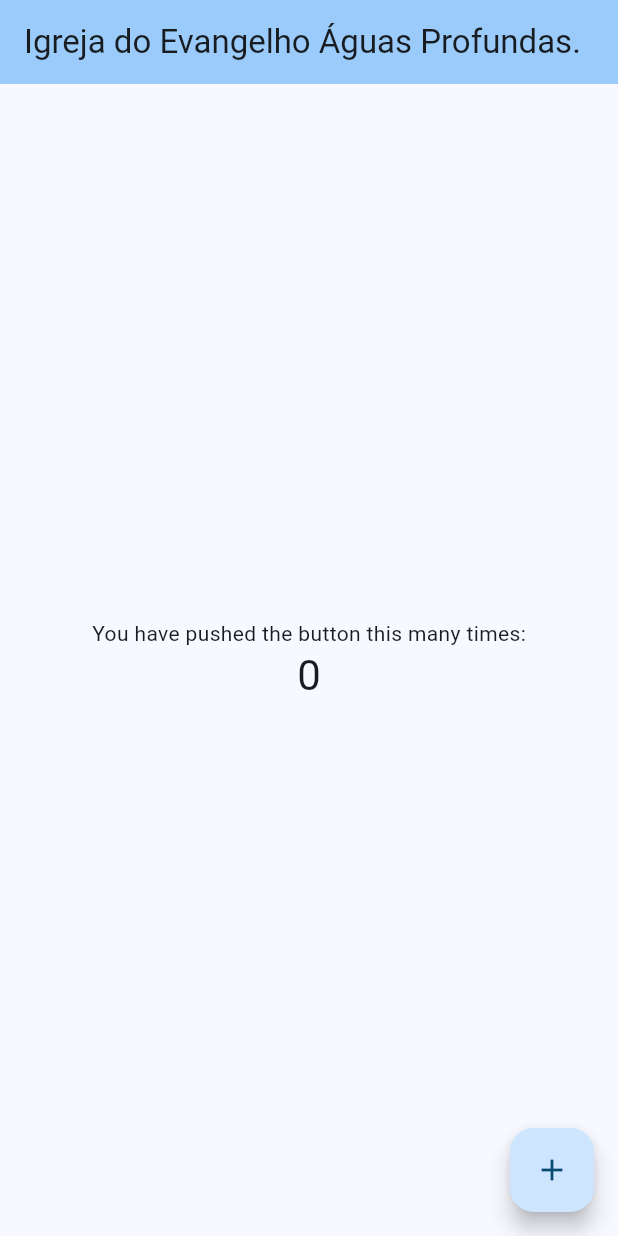
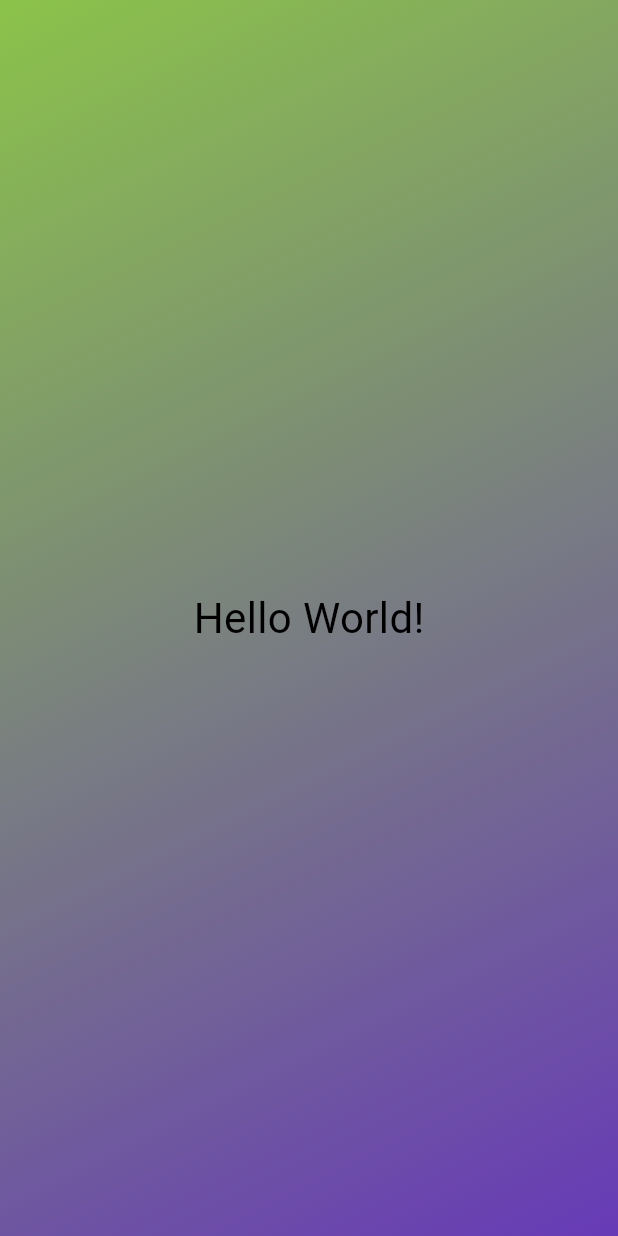
Before and after one commit to lucasbref82/dados, a Flutter app: the screen it shows after launch, on a phone screen of 412 x 824 dp. Run offline on Flutter 3.47's test engine with Material 3 defaults, Android fonts, the phone set to English and light mode, and no system bars.

Commit message:
Começando a construir um app do zero

```diff
--- /dev/null
+++ b/lib/gradient_container.dart
@@ -0,0 +1,19 @@
+import 'package:flutter/material.dart';
+import 'package:ieap_front/text_style_widget.dart';
+class GradientContainer extends StatelessWidget {
+  const GradientContainer({super.key});
+
+  @override
+  Widget build(context) {
+    return Container(
+      decoration: const BoxDecoration(
+        gradient: LinearGradient(
+          colors: [Colors.lightGreen, Colors.deepPurple],
+          begin: Alignment.topLeft,
+          end: Alignment.bottomRight,
+        ),
+      ),
+      child: Center(child: TextStyleWidget()),
+    );
+  }
+}
--- a/lib/main.dart
+++ b/lib/main.dart
@@ -1,81 +1,12 @@
 import 'package:flutter/material.dart';
+import 'package:ieap_front/gradient_container.dart';
 
 void main() {
-  runApp(const MyApp());
+  runApp(
+    const MaterialApp(
+      home: Scaffold(
+        body: GradientContainer(),
+      ),
+    ),
+  );
 }
-
-class MyApp extends StatelessWidget {
-  const MyApp({super.key});
-
-  // This widget is the root of your application.
-  @override
-  Widget build(BuildContext context) {
-    return MaterialApp(
-      title: 'Flutter Demo',
-      theme: ThemeData(
-        colorScheme: ColorScheme.fromSeed(seedColor: const Color.fromARGB(255, 16, 145, 219)),
-      ),
-      home: const MyHomePage(title: 'Igreja do Evangelho Águas Profundas.'),
-    );
-  }
-}
-
-class MyHomePage extends StatefulWidget {
-  const MyHomePage({super.key, required this.title});
-
-  // This widget is the home page of your application. It is stateful, meaning
-  // that it has a State object (defined below) that contains fields that affect
-  // how it looks.
-
-  // This class is the configuration for the state. It holds the values (in this
-  // case the title) provided by the parent (in this case the App widget) and
-  // used by the build method of the State. Fields in a Widget subclass are
-  // always marked "final".
-
-  final String title;
-
-  @override
-  State<MyHomePage> createState() => _MyHomePageState();
-}
-
-class _MyHomePageState extends State<MyHomePage> {
-  int _counter = 0;
-
-  void _incrementCounter() {
-    setState(() {
-      // This call to setState tells the Flutter framework that something has
-      // changed in this State, which causes it to rerun the build method below
-      // so that the display can reflect the updated values. If we changed
-      // _counter without calling setState(), then the build method would not be
-      // called again, and so nothing would appear to happen.
-      _counter++;
-    });
-  }
-
-  @override
-  Widget build(BuildContext context) {
-    return Scaffold(
-      appBar: AppBar(
-        backgroundColor: Theme.of(context).colorScheme.inversePrimary,
-        title: Text(widget.title),
-      ),
-      body: Center(
-        child: Column(
-          mainAxisAlignment: MainAxisAlignment.center,
-          children: <Widget>[
-            const Text('You have pushed the button this many times:'),
-            Text(
-              '$_counter',
-              style: Theme.of(context).textTheme.headlineMedium,
-            ),
-          ],
-        ),
-      ),
-      floatingActionButton: FloatingActionButton(
-        onPressed: _incrementCounter,
-        tooltip: 'Increment',
-        child: const Icon(Icons.add),
-      ), // This trailing comma makes auto-formatting nicer for build methods.
-    );
-  }
-}
--- /dev/null
+++ b/lib/text_style_widget.dart
@@ -0,0 +1,17 @@
+import 'package:flutter/material.dart';
+
+class TextStyleWidget extends StatelessWidget {
+
+  const TextStyleWidget({super.key});
+
+  @override
+  Widget build(BuildContext context) {
+    return Text(
+      'Hello World!',
+      style: TextStyle(
+        color: Colors.black,
+        fontSize: 28
+      ),
+    );
+  }
+}
```
Also changed, not shown: 1 other file.
